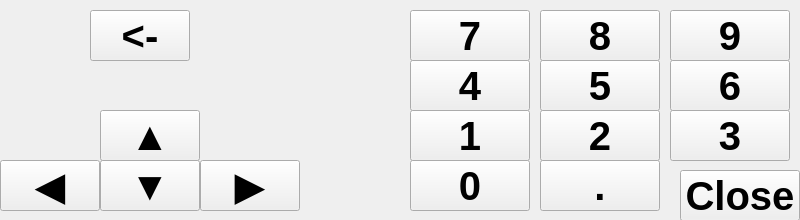
This is src/keyboardnumeric.ui in krontech/chronos-cam-app as Qt 5 draws it before an edit. The edited form follows.
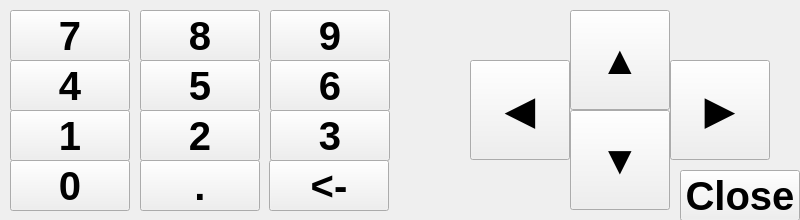
This is the edited form.

Commit message: Moved number keys to left side of screen for more comfortable use

Patch:
```diff
--- a/src/keyboardnumeric.ui
+++ b/src/keyboardnumeric.ui
@@ -19,31 +19,10 @@
   <property name="windowTitle">
    <string>Keyboard</string>
   </property>
-  <widget class="QPushButton" name="down">
-   <property name="geometry">
-    <rect>
-     <x>100</x>
-     <y>160</y>
-     <width>100</width>
-     <height>51</height>
-    </rect>
-   </property>
-   <property name="font">
-    <font>
-     <pointsize>30</pointsize>
-     <weight>75</weight>
-     <italic>false</italic>
-     <bold>true</bold>
-    </font>
-   </property>
-   <property name="text">
-    <string>▼</string>
-   </property>
-  </widget>
   <widget class="QPushButton" name="num5">
    <property name="geometry">
     <rect>
-     <x>540</x>
+     <x>140</x>
      <y>60</y>
      <width>120</width>
      <height>51</height>
@@ -61,31 +40,10 @@
     <string>5</string>
    </property>
   </widget>
-  <widget class="QPushButton" name="right">
-   <property name="geometry">
-    <rect>
-     <x>200</x>
-     <y>160</y>
-     <width>100</width>
-     <height>51</height>
-    </rect>
-   </property>
-   <property name="font">
-    <font>
-     <pointsize>30</pointsize>
-     <weight>75</weight>
-     <italic>false</italic>
-     <bold>true</bold>
-    </font>
-   </property>
-   <property name="text">
-    <string>▶</string>
-   </property>
-  </widget>
   <widget class="QPushButton" name="num4">
    <property name="geometry">
     <rect>
-     <x>410</x>
+     <x>10</x>
      <y>60</y>
      <width>120</width>
      <height>51</height>
@@ -106,7 +64,7 @@
   <widget class="QPushButton" name="num1">
    <property name="geometry">
     <rect>
-     <x>410</x>
+     <x>10</x>
      <y>110</y>
      <width>120</width>
      <height>51</height>
@@ -127,7 +85,7 @@
   <widget class="QPushButton" name="num6">
    <property name="geometry">
     <rect>
-     <x>670</x>
+     <x>270</x>
      <y>60</y>
      <width>120</width>
      <height>51</height>
@@ -148,7 +106,7 @@
   <widget class="QPushButton" name="num2">
    <property name="geometry">
     <rect>
-     <x>540</x>
+     <x>140</x>
      <y>110</y>
      <width>120</width>
      <height>51</height>
@@ -166,31 +124,10 @@
     <string>2</string>
    </property>
   </widget>
-  <widget class="QPushButton" name="up">
-   <property name="geometry">
-    <rect>
-     <x>100</x>
-     <y>110</y>
-     <width>100</width>
-     <height>51</height>
-    </rect>
-   </property>
-   <property name="font">
-    <font>
-     <pointsize>30</pointsize>
-     <weight>75</weight>
-     <italic>false</italic>
-     <bold>true</bold>
-    </font>
-   </property>
-   <property name="text">
-    <string>▲</string>
-   </property>
-  </widget>
   <widget class="QPushButton" name="num0">
    <property name="geometry">
     <rect>
-     <x>410</x>
+     <x>10</x>
      <y>160</y>
      <width>120</width>
      <height>51</height>
@@ -211,7 +148,7 @@
   <widget class="QPushButton" name="num3">
    <property name="geometry">
     <rect>
-     <x>670</x>
+     <x>270</x>
      <y>110</y>
      <width>120</width>
      <height>51</height>
@@ -232,7 +169,7 @@
   <widget class="QPushButton" name="numdot">
    <property name="geometry">
     <rect>
-     <x>540</x>
+     <x>140</x>
      <y>160</y>
      <width>120</width>
      <height>51</height>
@@ -253,7 +190,7 @@
   <widget class="QPushButton" name="num7">
    <property name="geometry">
     <rect>
-     <x>410</x>
+     <x>10</x>
      <y>10</y>
      <width>120</width>
      <height>51</height>
@@ -274,7 +211,7 @@
   <widget class="QPushButton" name="num8">
    <property name="geometry">
     <rect>
-     <x>540</x>
+     <x>140</x>
      <y>10</y>
      <width>120</width>
      <height>51</height>
@@ -295,9 +232,9 @@
   <widget class="QPushButton" name="back">
    <property name="geometry">
     <rect>
-     <x>90</x>
-     <y>10</y>
-     <width>100</width>
+     <x>269</x>
+     <y>160</y>
+     <width>120</width>
      <height>51</height>
     </rect>
    </property>
@@ -316,7 +253,7 @@
   <widget class="QPushButton" name="num9">
    <property name="geometry">
     <rect>
-     <x>670</x>
+     <x>270</x>
      <y>10</y>
      <width>120</width>
      <height>51</height>
@@ -355,13 +292,55 @@
     <string>Close</string>
    </property>
   </widget>
+  <widget class="QPushButton" name="up">
+   <property name="geometry">
+    <rect>
+     <x>570</x>
+     <y>10</y>
+     <width>100</width>
+     <height>100</height>
+    </rect>
+   </property>
+   <property name="font">
+    <font>
+     <pointsize>30</pointsize>
+     <weight>75</weight>
+     <italic>false</italic>
+     <bold>true</bold>
+    </font>
+   </property>
+   <property name="text">
+    <string>▲</string>
+   </property>
+  </widget>
+  <widget class="QPushButton" name="down">
+   <property name="geometry">
+    <rect>
+     <x>570</x>
+     <y>110</y>
+     <width>100</width>
+     <height>100</height>
+    </rect>
+   </property>
+   <property name="font">
+    <font>
+     <pointsize>30</pointsize>
+     <weight>75</weight>
+     <italic>false</italic>
+     <bold>true</bold>
+    </font>
+   </property>
+   <property name="text">
+    <string>▼</string>
+   </property>
+  </widget>
   <widget class="QPushButton" name="left">
    <property name="geometry">
     <rect>
-     <x>0</x>
-     <y>160</y>
+     <x>470</x>
+     <y>60</y>
      <width>100</width>
-     <height>51</height>
+     <height>100</height>
     </rect>
    </property>
    <property name="font">
@@ -376,6 +355,27 @@
     <string>◀</string>
    </property>
   </widget>
+  <widget class="QPushButton" name="right">
+   <property name="geometry">
+    <rect>
+     <x>670</x>
+     <y>60</y>
+     <width>100</width>
+     <height>100</height>
+    </rect>
+   </property>
+   <property name="font">
+    <font>
+     <pointsize>30</pointsize>
+     <weight>75</weight>
+     <italic>false</italic>
+     <bold>true</bold>
+    </font>
+   </property>
+   <property name="text">
+    <string>▶</string>
+   </property>
+  </widget>
  </widget>
  <resources/>
  <connections/>
```
